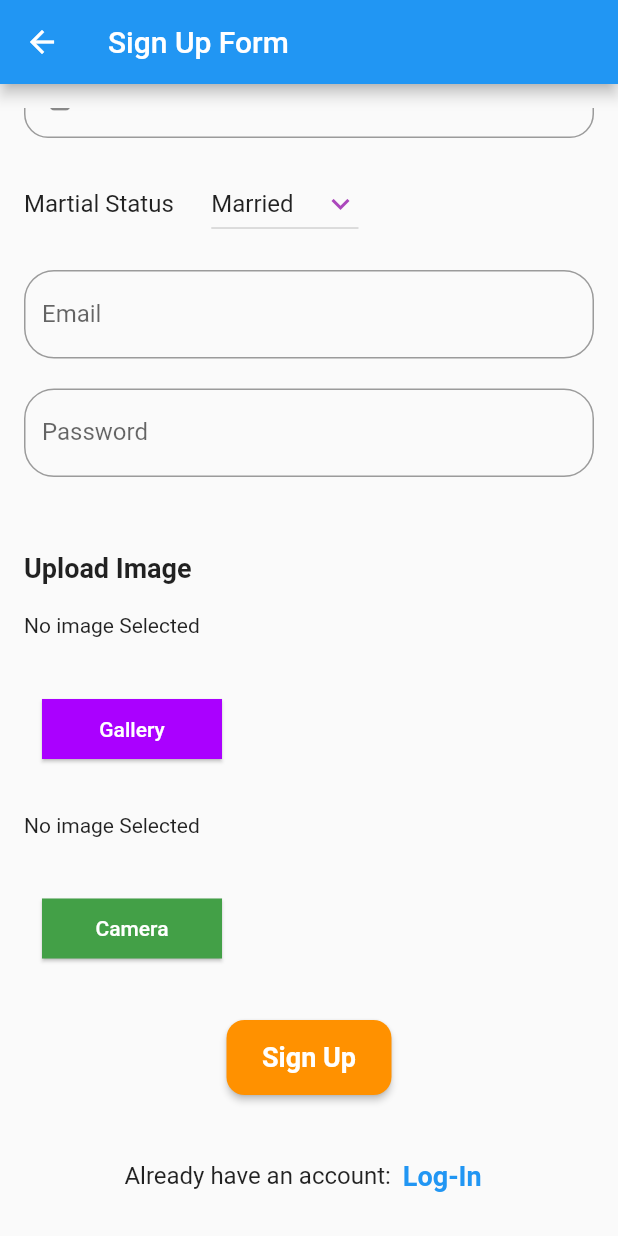
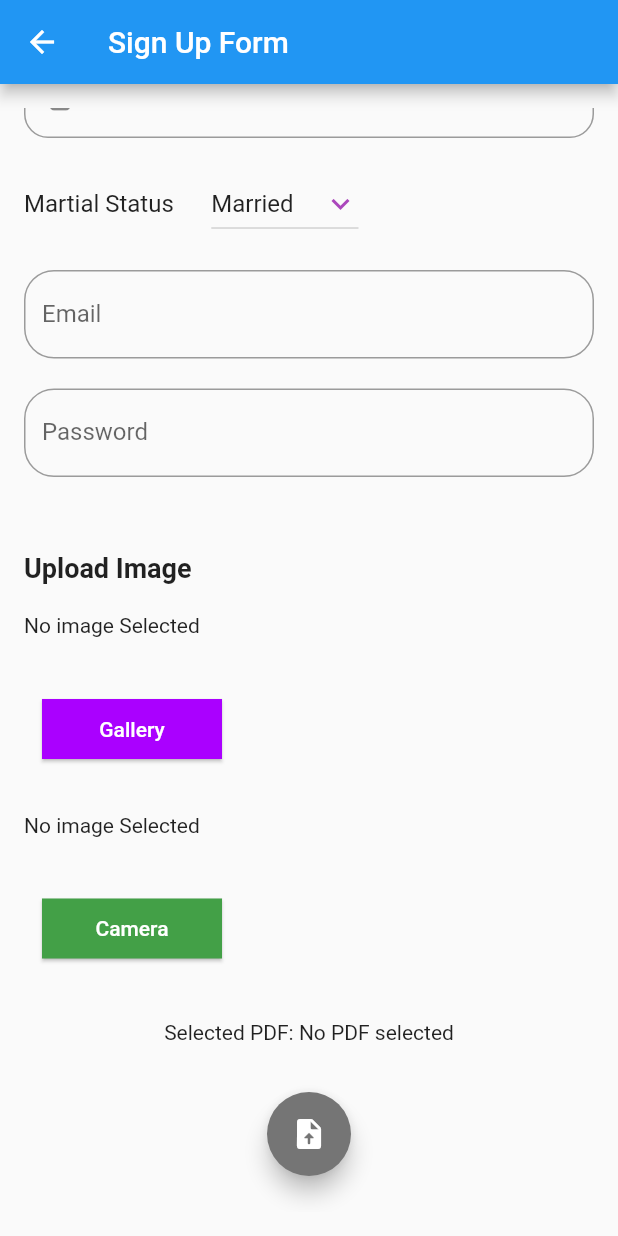
Before and after one commit to Yazoo555/-flutter_intern, a Flutter app: the Signup screen opened directly, scrolled down 295 dp, on a phone screen of 412 x 824 dp. Run offline on Flutter 3.47's test engine with Material 2 defaults, Android fonts, the phone set to English and light mode, and no system bars; our stand-ins replace file_picker, image_picker, shared_preferences; missing offline and left inert: syncfusion_flutter_pdfviewer; accounts and stored records are empty.

Commit message:
Pdf added

```diff
--- a/lib/Signup.dart
+++ b/lib/Signup.dart
@@ -1,6 +1,7 @@
 import 'dart:convert';
 import 'dart:io';
 import 'package:day_seven/login.dart';
+import 'package:file_picker/file_picker.dart';
 import 'package:image_picker/image_picker.dart';
 import 'package:uuid/uuid.dart';
 import 'package:day_seven/model.dart';
@@ -30,6 +31,7 @@ class _SignupState extends State<Signup> {
   List<String> dropdownItem = ["Married", "Unmarried", "Divorced", "Widowed"];
   File? _image;
   File? _image2;
+  String pdf = 'No PDF selected';
 
   Future<void> _pickImageFromGallery() async {
     final imagePicker = ImagePicker();
@@ -54,9 +56,42 @@ class _SignupState extends State<Signup> {
     );
   }
 
+  Future<void> _pickPdf() async {
+    FilePickerResult? result = await FilePicker.platform.pickFiles(
+      type: FileType.custom,
+      allowedExtensions: ['pdf'],
+    );
+
+    if (result != null && result.files.isNotEmpty) {
+      setState(() {
+        pdf = result.files.single.name;
+        if (pdf == null || pdf.isEmpty) {
+          pdf =
+              'No PDF selected'; // Set a default value if name is null or empty
+        }
+      });
+
+      // Save the selected PDF path to SharedPreferences as a JSON string
+      SharedPreferences sharedPreferences =
+          await SharedPreferences.getInstance();
+
+      List<String>? pdfPaths = sharedPreferences.getStringList('pdfPaths');
+
+      if (pdfPaths == null) {
+        pdfPaths = [];
+      }
+
+      String? pdfPath = result.files.single.path;
+      if (pdfPath != null) {
+        pdfPaths.add(pdfPath);
+      }
+
+      sharedPreferences.setStringList('pdfPaths', pdfPaths);
+    }
+  }
+
   Future<void> signUp() async {
     SharedPreferences sharedPreferences = await SharedPreferences.getInstance();
-
     final jsonString = sharedPreferences.getString('dataList');
     List<Usermodel> signuplist = [];
     print('User DATA: $jsonString'); // no need of print
@@ -93,6 +128,7 @@ class _SignupState extends State<Signup> {
           fullname: fullname.text,
           userid: const Uuid().v4(),
           email: email.text,
+          pdf: pdf != 'No PDF selected' ? pdf : null, // Add the PDF path
           password: passwordController.text,
           mobilenumber: mobilenumber.text,
           dateofbirth: dateofbirth.text,
@@ -473,6 +509,31 @@ class _SignupState extends State<Signup> {
                     ],
                   ),
                   SizedBox(
+                    height: 15,
+                  ),
+                  Padding(
+                    padding: const EdgeInsets.all(10.0),
+                    child: Column(
+                      mainAxisAlignment: MainAxisAlignment.start,
+                      children: <Widget>[
+                        Text(
+                            "Selected PDF: $pdf"), // Display the name of the selected PDF
+                        SizedBox(height: 20),
+                        Align(
+                          alignment: Alignment.center,
+                          child: Padding(
+                            padding: const EdgeInsets.all(12.0),
+                            child: FloatingActionButton(
+                              onPressed: _pickPdf,
+                              child: Icon(Icons.upload_file_rounded),
+                              backgroundColor: Colors.grey.shade600,
+                            ),
+                          ),
+                        ),
+                      ],
+                    ),
+                  ),
+                  SizedBox(
                     height: 25,
                   ),
                   Align(
--- a/lib/model.dart
+++ b/lib/model.dart
@@ -1,5 +1,3 @@
-import 'dart:io';
-
 class Usermodel {
   // File gallerypic;
   // File camerapic;
@@ -13,7 +11,7 @@ class Usermodel {
   String? martialstatus;
   String? email;
   String? password;
-  // File pdf;
+  String? pdf;
 
   Usermodel({
     // required this.camerapic,
@@ -28,7 +26,7 @@ class Usermodel {
     required this.martialstatus,
     required this.email,
     required this.password,
-    //   required this.pdf,
+    this.pdf,
   });
 
   Map<String, dynamic> toJson() {
@@ -41,8 +39,10 @@ class Usermodel {
     return {
       'image': image, // Include the image field in toJson
       'image2': image2, // Include the image2 field in toJson
+
       //  'gallerypic': gallerypicPath,
       //  'camerapic': camerapicPath,
+
       'userid': userid,
       'fullname': fullname,
       'gender': gender,
@@ -51,15 +51,15 @@ class Usermodel {
       'martialstatus': martialstatus,
       'email': email,
       'password': password,
-      //  'pdf': pdf
+      'pdf': pdf, // Include the pdf field in toJson
     };
   }
 
   factory Usermodel.fromJson(Map<String, dynamic> json) {
     //String imagepath = json["gallerypic"] ?? "";
     // String coverpath = json["camerapic"] ?? "";
-    String? imagepath = json['image'];
-    String? image2path = json['image2'];
+    //  String? imagepath = json['image'];
+    //  String? image2path = json['image2'];
 
     return Usermodel(
       //  image: imagepath != null ? File(imagepath) : null,
@@ -76,6 +76,7 @@ class Usermodel {
       martialstatus: json['martialstatus'],
       email: json['email'],
       password: json['password'],
+      pdf: json['pdf'], // Get the pdf field from json
       //   pdf: json['pdf'],
     );
   }
--- a/pubspec.yaml
+++ b/pubspec.yaml
@@ -32,7 +32,9 @@ dependencies:
     sdk: flutter
   image_picker: 1.0.4
   intl: ^0.18.1
-
+  flutter_pdfview: ^1.2.7
+  file_picker: ^4.1.3
+  syncfusion_flutter_pdfviewer: 20.4.54
 
   # The following adds the Cupertino Icons font to your application.
   # Use with the CupertinoIcons class for iOS style icons.
```
Also changed, not shown: lib/dashb.dart (+77 -18 lines), pubspec.lock, 5 other files.
